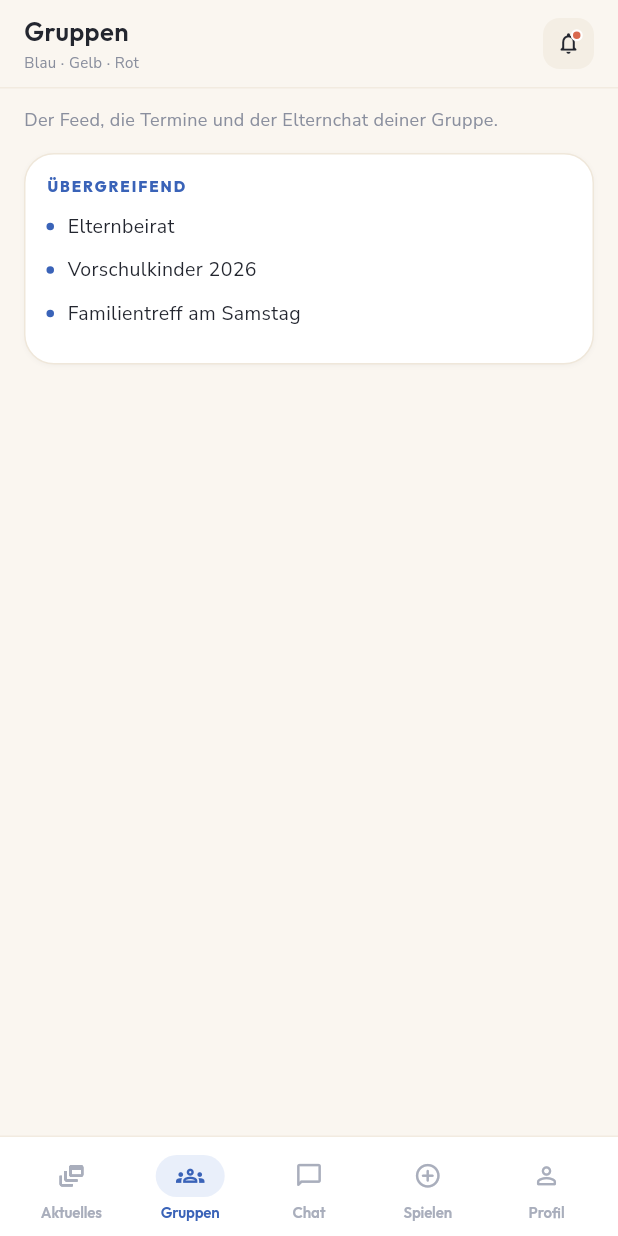
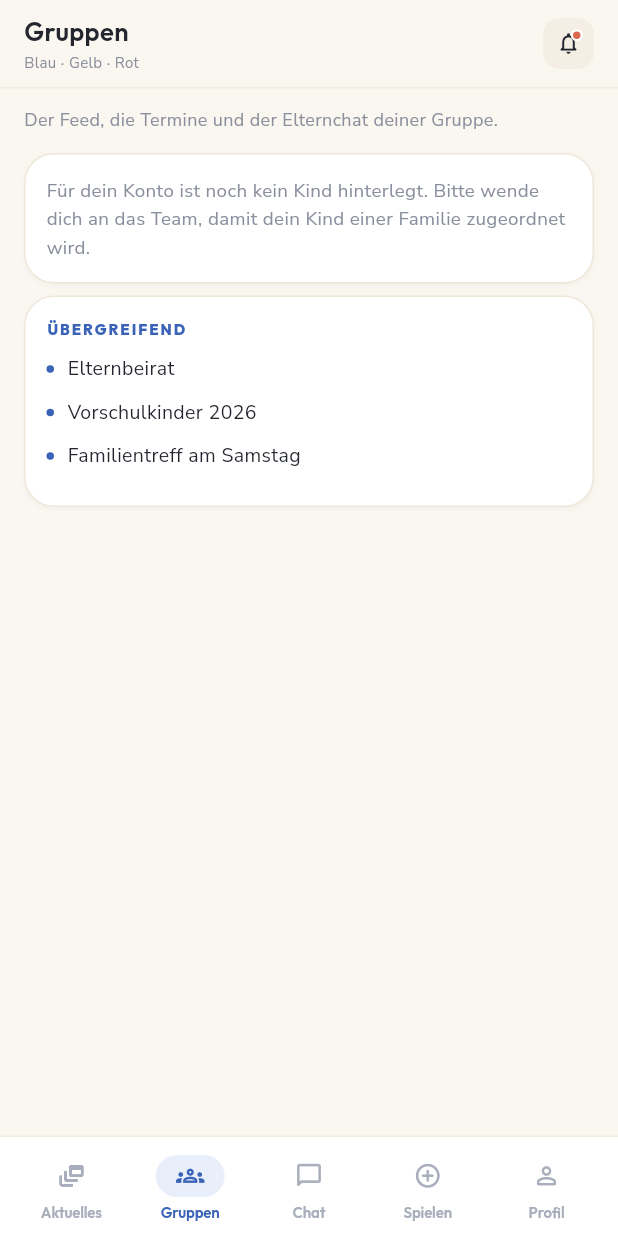
Before and after one commit to eins337/familienzentrum-app, a Flutter app: the screen it shows once a user with an empty profile is signed in, item 2 of the bottom bar chosen, on a phone screen of 412 x 824 dp. Run offline on Flutter 3.47's test engine with Material 3 defaults, Android fonts, the phone set to English and light mode, and no system bars; our stand-ins replace cached_network_image, file_picker, flutter_dotenv, flutter_riverpod, go_router, google_fonts and 2 more; accounts and stored records are empty.

Commit message:
Fix Spielen/Spielanfrage/Krankmelden/Gruppen bugs
- posts_service: SupabaseStreamBuilder only remembers a single .order()
  column, so chaining .order('pinned').order('created_at') silently
  dropped the pinned-first sort. Sort client-side instead.
- spielanfrage_neu_screen: the "Anfrage an" FutureBuilder built a new
  Future inline in build(), so every setState (typing, adding a slot,
  picking a child) refetched and flashed the target list back to
  loading — fetch once per familyId and cache it instead.
- spielen_screen: playdate confirm/decline buttons had no loading state
  or error handling, so a failed request silently did nothing visible.
- feed_screen/spielanfrage_neu_screen/app_router: the Feed's
  "Spielanfrage" quick action passed the user's own child as the
  preselected TARGET child, which can never match (targets exclude your
  own family) — added a separate preselectedMyChildId param/query param.
- krankmelden_sheet: wrap the bottom sheet content in a scrollable +
  height-capped container so the submit button stays reachable instead
  of being pushed off-screen.
- gruppen_screen: surface myChildrenProvider's loading/error state and
  show an explanatory empty state instead of a silent blank screen when
  a parent has no group yet.

Co-Authored-By: Claude Sonnet 5 <noreply@anthropic.com>
Claude-Session: https://claude.ai/code/session_01QkWNacqdv1eayLgYvz7Xeb

```diff
--- a/app/lib/router/app_router.dart
+++ b/app/lib/router/app_router.dart
@@ -76,7 +76,10 @@ final routerProvider = Provider<GoRouter>((ref) {
       GoRoute(
         path: '/spielanfrage-neu',
         parentNavigatorKey: _rootNavigatorKey,
-        builder: (context, state) => SpielanfrageNeuScreen(preselectedChildId: state.uri.queryParameters['childId']),
+        builder: (context, state) => SpielanfrageNeuScreen(
+          preselectedChildId: state.uri.queryParameters['childId'],
+          preselectedMyChildId: state.uri.queryParameters['myChildId'],
+        ),
       ),
       GoRoute(
         path: '/krankmelden/:childId',
--- a/app/lib/screens/feed/feed_screen.dart
+++ b/app/lib/screens/feed/feed_screen.dart
@@ -178,7 +178,7 @@ class _QuickActionsRow extends ConsumerWidget {
             label: 'Spielanfrage',
             color: AppColors.info,
             softColor: AppColors.infoSoft,
-            onTap: () => context.push('/spielanfrage-neu?childId=${child.id}'),
+            onTap: () => context.push('/spielanfrage-neu?myChildId=${child.id}'),
           ),
         ),
       ],
--- a/app/lib/screens/gruppen/gruppen_screen.dart
+++ b/app/lib/screens/gruppen/gruppen_screen.dart
@@ -15,7 +15,7 @@ class GruppenScreen extends ConsumerWidget {
   Widget build(BuildContext context, WidgetRef ref) {
     final groupsAsync = ref.watch(groupsProvider);
     final profile = ref.watch(profileProvider).valueOrNull;
-    final myChildren = ref.watch(myChildrenProvider).valueOrNull ?? [];
+    final myChildrenAsync = ref.watch(myChildrenProvider);
     final isTeam = profile?.isTeam ?? false;
 
     return Scaffold(
@@ -24,6 +24,17 @@ class GruppenScreen extends ConsumerWidget {
         loading: () => const Center(child: CircularProgressIndicator(color: AppColors.primary)),
         error: (e, _) => Center(child: Text('Fehler: $e')),
         data: (groups) {
+          // Surface myChildrenProvider's own loading/error state instead of
+          // silently defaulting to an empty list — a parent whose child
+          // list hadn't loaded yet (or failed to) saw a blank "no groups"
+          // screen with no explanation of why.
+          if (!isTeam && myChildrenAsync.isLoading) {
+            return const Center(child: CircularProgressIndicator(color: AppColors.primary));
+          }
+          if (!isTeam && myChildrenAsync.hasError) {
+            return Center(child: Text('Fehler: ${myChildrenAsync.error}'));
+          }
+          final myChildren = myChildrenAsync.valueOrNull ?? [];
           final myGroupIds = myChildren.map((c) => c.groupId).whereType<String>().toSet();
           final visibleGroups = isTeam ? groups : groups.where((g) => myGroupIds.contains(g.id)).toList();
 
@@ -35,6 +46,18 @@ class GruppenScreen extends ConsumerWidget {
                 style: const TextStyle(fontSize: 12, color: AppColors.muted),
               ),
               const SizedBox(height: 8),
+              if (!isTeam && visibleGroups.isEmpty)
+                Padding(
+                  padding: const EdgeInsets.symmetric(vertical: 4),
+                  child: NCard(
+                    child: Text(
+                      myChildren.isEmpty
+                          ? 'Für dein Konto ist noch kein Kind hinterlegt. Bitte wende dich an das Team, damit dein Kind einer Familie zugeordnet wird.'
+                          : 'Deinem Kind ist noch keine Gruppe zugeordnet. Bitte wende dich an das Team.',
+                      style: const TextStyle(fontSize: 12.5, color: AppColors.muted),
+                    ),
+                  ),
+                ),
               for (final g in visibleGroups) ...[
                 _GroupRow(groupId: g.id, name: g.name, childCount: g.childCount, onTap: () => context.push('/gruppen/${g.id}')),
                 const SizedBox(height: 8),
--- a/app/lib/screens/profil/krankmelden_sheet.dart
+++ b/app/lib/screens/profil/krankmelden_sheet.dart
@@ -77,7 +77,9 @@ class _KrankmeldenSheetState extends ConsumerState<KrankmeldenSheet> {
     final child = children[widget.childId];
     final firstName = child?.name.split(' ').first ?? 'Kind';
 
-    return Padding(
+    return ConstrainedBox(
+      constraints: BoxConstraints(maxHeight: MediaQuery.of(context).size.height * 0.9),
+      child: SingleChildScrollView(
         padding: EdgeInsets.fromLTRB(16, 12, 16, MediaQuery.of(context).viewInsets.bottom + 32),
         child: Column(
           mainAxisSize: MainAxisSize.min,
@@ -89,6 +91,7 @@ class _KrankmeldenSheetState extends ConsumerState<KrankmeldenSheet> {
             const SizedBox(height: 14),
             if (_step == 'form') ..._buildForm(child, firstName) else ..._buildSuccess(child, firstName),
           ],
+        ),
       ),
     );
   }
```
Also changed, not shown: app/lib/screens/spielen/spielanfrage_neu_screen.dart (+28 -2 lines), app/lib/screens/spielen/spielen_screen.dart (+27 -2 lines), app/lib/services/posts_service.dart (+14 -6 lines). Lines whose indentation alone changed are shown as unchanged.
